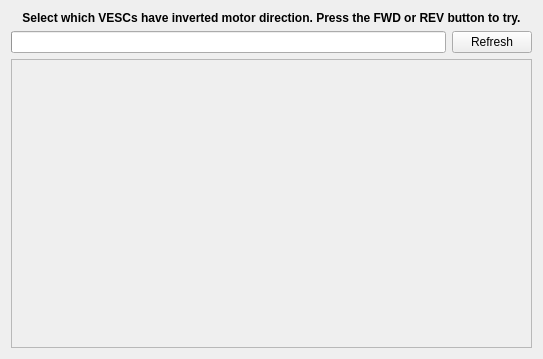
njupt-robomasters/vesc_tool-zh, file widgets/dirsetup.ui: the form before one commit.
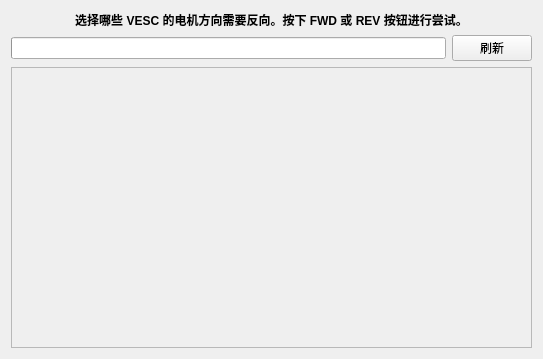
The form after the commit.

The edit to the form file:
```diff
--- a/widgets/dirsetup.ui
+++ b/widgets/dirsetup.ui
@@ -23,7 +23,7 @@
       </font>
      </property>
      <property name="text">
-      <string>Select which VESCs have inverted motor direction. Press the FWD or REV button to try.</string>
+      <string>选择哪些 VESC 的电机方向需要反向。按下 FWD 或 REV 按钮进行尝试。</string>
      </property>
      <property name="alignment">
       <set>Qt::AlignCenter</set>
@@ -48,7 +48,7 @@
      <item>
       <widget class="QPushButton" name="refreshButton">
        <property name="text">
-        <string>Refresh</string>
+        <string>刷新</string>
        </property>
       </widget>
      </item>
```
